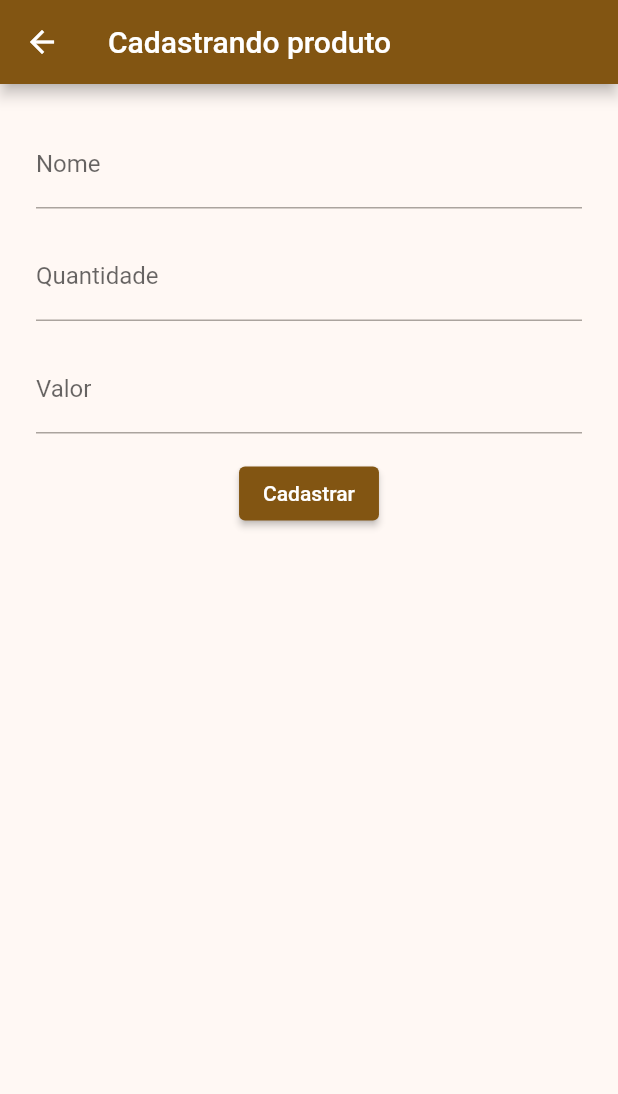
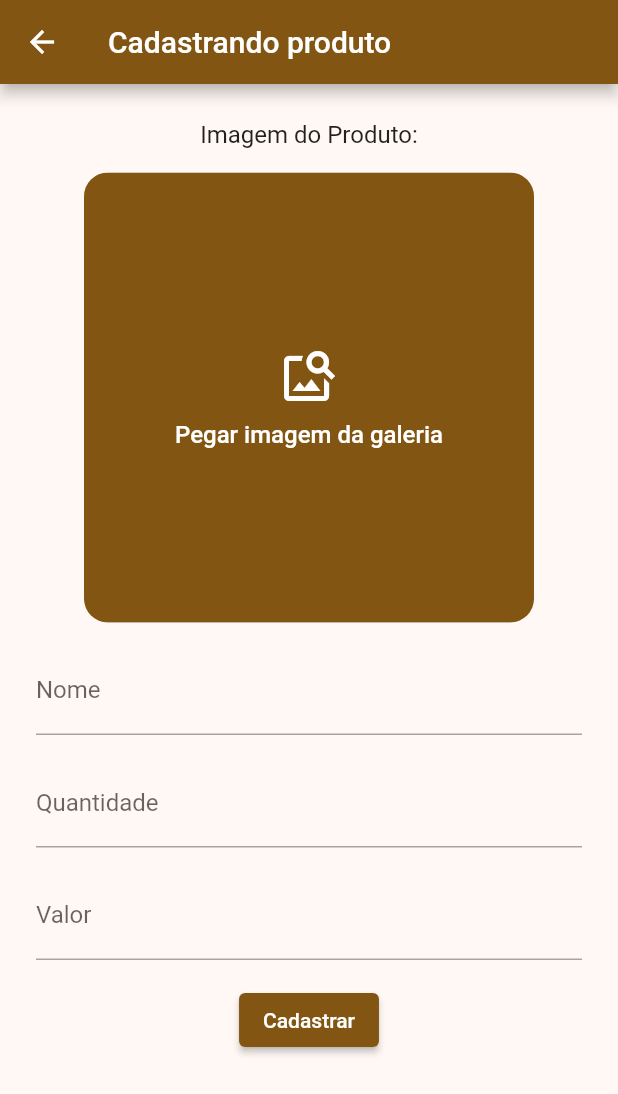
Before and after one commit to CaioLuppo/ProdStorage, a Flutter app: the Formulario screen opened directly, on a phone screen of 412 x 824 dp. Shown: the top 1094 px of the screen. Run offline on Flutter 3.47's test engine with Material 2 defaults, Android fonts, the phone set to English and light mode, and no system bars; our stand-ins replace image_picker, sqflite; accounts and stored records are empty.

Commit message:
Preparando imagem no formulário

```diff
--- a/lib/screens/formulario.dart
+++ b/lib/screens/formulario.dart
@@ -1,4 +1,6 @@
 import 'package:flutter/material.dart';
+import 'package:image_picker/image_picker.dart';
+import 'dart:io';
 
 import '../models/produto.dart';
 
@@ -11,6 +13,20 @@ class Formulario extends StatefulWidget {
 
 
 class _FormularioState extends State<Formulario>{
+
+  // Imagem
+  File? _imagem;
+
+  Future _pegaImagem() async {
+    final imagem = await ImagePicker().pickImage(source: ImageSource.gallery);
+    if (imagem == null) return "Imagem não selecionada";
+
+    final localTemporario = File(imagem.path);
+
+    setState(() {
+      _imagem = localTemporario;
+    });
+  }
 
   // Controladores que receberam o valor do input
   final TextEditingController _controladorNome = TextEditingController();
@@ -28,6 +44,48 @@ class _FormularioState extends State<Formulario>{
           child: Padding(  // Adiciona espaçamento
             padding: const EdgeInsets.all(24.0),
             child: Column(children: <Widget>[
+
+              Column(
+                children: [
+                  const Text(
+                    "Imagem do Produto:",
+                    style: TextStyle(fontSize: 16),
+                  ),
+                  Padding(
+                    padding: const EdgeInsets.all(16.0),
+                    child: Container(
+                      height: 300,
+                      width: 300,
+                      decoration: BoxDecoration(
+                        borderRadius: BorderRadius.circular(4),
+                      ),
+                      child: ClipRRect(
+                        borderRadius: BorderRadius.circular(16),
+                        child:
+                          _imagem != null
+                              ? Image.file(_imagem!, fit: BoxFit.fill,)
+                              : ElevatedButton(
+                              onPressed: _pegaImagem,
+                              child: Column(
+                                mainAxisAlignment: MainAxisAlignment.center,
+                                crossAxisAlignment: CrossAxisAlignment.center,
+                                children: const [
+                                  Icon(Icons.image_search, size: 40,),
+                                  Padding(
+                                    padding: EdgeInsets.only(top: 10.0),
+                                    child: Text("Pegar imagem da galeria",
+                                    style: TextStyle(
+                                      fontSize: 16,
+                                    ),),
+                                  ),
+                                ],
+                              ),
+                          ),
+                      ),
+                    ),
+                  ),
+                ],
+              ),
 
               // Inputs
               TextField(
--- a/pubspec.yaml
+++ b/pubspec.yaml
@@ -36,6 +36,7 @@ dependencies:
   # Use with the CupertinoIcons class for iOS style icons.
   cupertino_icons: ^1.0.2
   image_picker: ^0.8.5+3
+  path_provider:
 
 dev_dependencies:
   flutter_test:
@@ -60,8 +61,8 @@ flutter:
   uses-material-design: true
 
   # To add assets to your application, add an assets section, like this:
-  # assets:
-  #   - images/a_dot_burr.jpeg
+  assets:
+    - lib/assets/samples/ipad.png
   #   - images/a_dot_ham.jpeg
 
   # An image asset can refer to one or more resolution-specific "variants", see
```
Also changed, not shown: lib/assets/samples/ipad.png (added), pubspec.lock, 2 other files.
